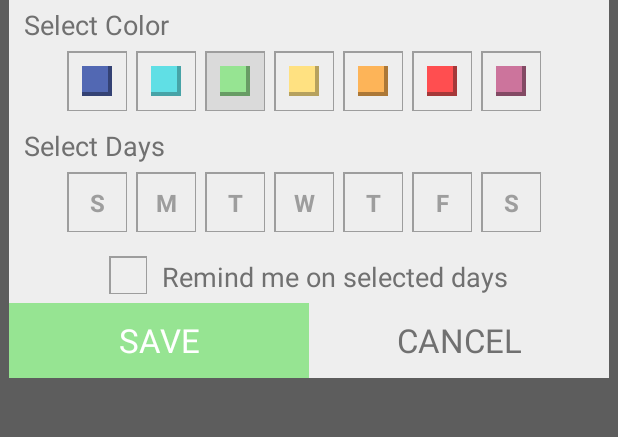
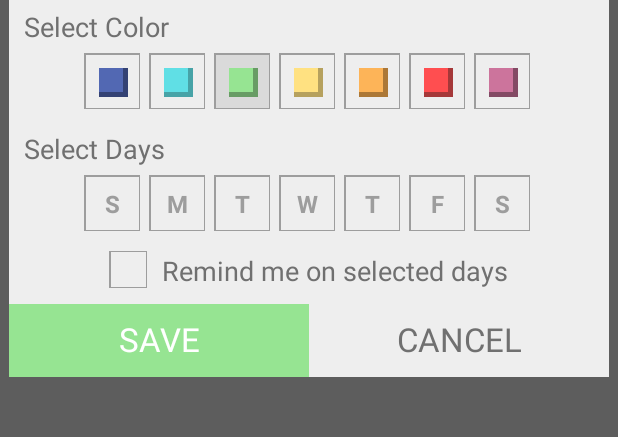
Before and after one commit to gsajith/Daily, an Android app: the MainListActivity screen opened directly, with no data from a screen before it, after a tap on "New Daily - tap to edit", on a phone screen of 412 x 824 dp, the part 532-969 px from its top. Run offline under Robolectric (Android 15) with nearby library versions, the phone set to English and light mode, and no system bars; 1 other tap on this screen came first.

Commit message:
Compatibility with smaller screens

```diff
--- a/app/src/main/java/gsajith/daily/DSLVFragment.java
+++ b/app/src/main/java/gsajith/daily/DSLVFragment.java
@@ -4,6 +4,7 @@ import android.content.Context;
 import android.content.SharedPreferences;
 import android.os.Bundle;
 import android.support.v4.app.ListFragment;
+import android.util.Log;
 import android.util.Pair;
 import android.view.LayoutInflater;
 import android.view.View;
@@ -81,17 +82,6 @@ public class DSLVFragment extends ListFragment {
   public static <T extends Enum<?>> T randomEnum(Class<T> clazz) {
     int x = random.nextInt(clazz.getEnumConstants().length);
     return clazz.getEnumConstants()[x];
-  }
-
-  public static DSLVFragment newInstance(int headers, int footers) {
-    DSLVFragment f = new DSLVFragment();
-
-    Bundle args = new Bundle();
-    args.putInt("headers", headers);
-    args.putInt("footers", footers);
-    f.setArguments(args);
-
-    return f;
   }
 
   public void updateStorage() {
@@ -184,6 +174,8 @@ public class DSLVFragment extends ListFragment {
     adapter = new DragSortListAdapter(getActivity(), list, DSLVFragment.this);
     if (list.isEmpty()) {
       adapter.showEmptyPage(getActivity());
+    } else {
+      adapter.hideEmptyPage(getActivity());
     }
     setListAdapter(adapter);
   }
--- a/app/src/main/java/gsajith/daily/MainListActivity.java
+++ b/app/src/main/java/gsajith/daily/MainListActivity.java
@@ -79,7 +79,12 @@ public class MainListActivity extends FragmentActivity {
   }
 
   public void addTask(View view) {
-    mDSLV.newTask();
+    if (mDSLV != null) {
+      mDSLV.newTask();
+      if (mDSLV.canUndo()) {
+        showUndo();
+      }
+    }
   }
 
   public void clearNew() {
--- a/app/src/main/res/layout/activity_title.xml
+++ b/app/src/main/res/layout/activity_title.xml
@@ -24,8 +24,8 @@
     <TextView
         android:layout_width="match_parent"
         android:layout_height="60dp"
-        android:layout_gravity="center_horizontal|top"
-        android:layout_marginTop="150dp"
+        android:layout_gravity="bottom"
+        android:layout_marginBottom="65dp"
         android:textColor="#ffffff"
         android:text="Catalogue daily tasks and\nschedule reminders for them!"
         android:textSize="20sp"
--- a/app/src/main/res/layout/color_select_item.xml
+++ b/app/src/main/res/layout/color_select_item.xml
@@ -6,27 +6,27 @@
               android:layout_height="match_parent">
 <View
     android:id="@+id/selected_shadow"
-    android:layout_width="40dp"
-    android:layout_height="40dp"
+    android:layout_width="37dp"
+    android:layout_height="37dp"
     android:background="@color/checkboxborder"/>
 <View
     android:id="@+id/selected_box"
-    android:layout_width="38dp"
-    android:layout_height="38dp"
+    android:layout_width="35dp"
+    android:layout_height="35dp"
     android:layout_marginLeft="1dp"
     android:layout_marginTop="1dp"
     android:background="@color/background"/>
 <View
     android:id="@+id/shadow_box"
-    android:layout_width="20dp"
-    android:layout_height="20dp"
+    android:layout_width="19dp"
+    android:layout_height="19dp"
     android:layout_marginLeft="10dp"
     android:layout_marginTop="10dp"
     android:background="@color/redshadow"/>
 <View
     android:id="@+id/main_box"
-    android:layout_width="17dp"
-    android:layout_height="17dp"
+    android:layout_width="16dp"
+    android:layout_height="16dp"
     android:layout_marginLeft="10dp"
     android:layout_marginTop="10dp"
     android:background="@color/red"/>
--- a/app/src/main/res/layout/day_select_item.xml
+++ b/app/src/main/res/layout/day_select_item.xml
@@ -2,18 +2,18 @@
 <FrameLayout
 xmlns:android="http://schemas.android.com/apk/res/android"
 android:id="@+id/sunday"
-android:layout_width="40dp"
-android:layout_height="40dp">
+android:layout_width="37dp"
+android:layout_height="37dp">
 <View
     android:id="@+id/selected_shadow"
-    android:layout_width="40dp"
-    android:layout_height="40dp"
+    android:layout_width="37dp"
+    android:layout_height="37dp"
     android:background="@color/checkboxborder"/>
 <TextView
     android:id="@+id/selected_box"
     android:gravity="center"
-    android:layout_width="38dp"
-    android:layout_height="38dp"
+    android:layout_width="35dp"
+    android:layout_height="35dp"
     android:layout_marginLeft="1dp"
     android:layout_marginTop="1dp"
     android:background="@color/background"
@@ -23,9 +23,10 @@ android:layout_height="40dp">
     android:textColor="@color/checkboxborder"/>
     <View
         android:id="@+id/selected_bar"
-        android:layout_width="38dp"
+        android:layout_width="35dp"
         android:layout_height="5dp"
-        android:layout_gravity="bottom|center"
+        android:layout_gravity="bottom"
+        android:layout_marginLeft="1dp"
         android:layout_marginBottom="1dp"
         android:background="@color/red"/>
 </FrameLayout>
--- a/app/src/main/res/layout/edit_task_dialog.xml
+++ b/app/src/main/res/layout/edit_task_dialog.xml
@@ -19,7 +19,7 @@
                     android:layout_height="50dp"
                     android:orientation="horizontal"
                     android:background="@color/transparent"
-                    android:layout_marginTop="170dp"
+                    android:layout_marginTop="169dp"
                     android:layout_gravity="center_vertical"
                     android:gravity="center"
                     >
@@ -50,10 +50,10 @@
                     android:layout_height="wrap_content"
                     android:background="@color/background"
                     android:orientation="vertical"
-                    android:layout_marginTop="125dp"
+                    android:layout_marginTop="123dp"
                     android:layout_gravity="center_vertical"
                     android:paddingTop="8dp"
-                    android:paddingBottom="5dp"
+                    android:paddingBottom="10dp"
                     android:gravity="center">
                     <View
                         android:id="@+id/notify_box_border"
@@ -100,7 +100,8 @@
                         android:layout_width="wrap_content"
                         android:layout_height="wrap_content"
                         android:layout_gravity="center"
-                        android:layout_marginBottom="15dp"
+                        android:layout_marginBottom="13dp"
+                        android:layout_marginLeft="2dp"
                         android:orientation="horizontal">
 
                         <include layout="@layout/day_select_item"
@@ -172,6 +173,7 @@
                         android:layout_height="wrap_content"
                         android:layout_gravity="center"
                         android:layout_marginBottom="15dp"
+                        android:layout_marginLeft="2dp"
                         android:orientation="horizontal">
                         <include layout="@layout/color_select_item"
                                  android:layout_width="wrap_content"
```
